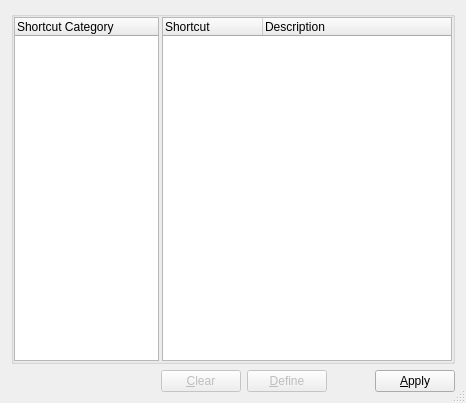
First picture: the form in muse2/muse/widgets/shortcutconfigbase.ui, repository emrum/muse, before the edit.
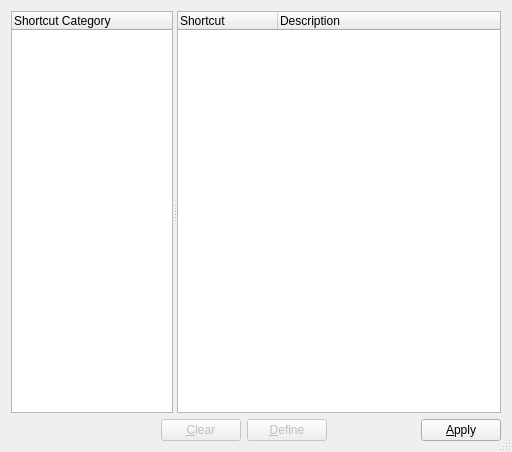
Second picture: the form after the edit.

Diff of the .ui file:
```diff
--- a/muse2/muse/widgets/shortcutconfigbase.ui
+++ b/muse2/muse/widgets/shortcutconfigbase.ui
@@ -6,8 +6,8 @@
    <rect>
     <x>0</x>
     <y>0</y>
-    <width>466</width>
-    <height>403</height>
+    <width>512</width>
+    <height>452</height>
    </rect>
   </property>
   <property name="windowTitle">
@@ -16,20 +16,21 @@
   <property name="sizeGripEnabled">
    <bool>true</bool>
   </property>
-  <layout class="QVBoxLayout">
+  <layout class="QVBoxLayout" name="verticalLayout">
    <item>
-    <widget class="QGroupBox" name="groupBox3">
-     <property name="title">
-      <string/>
+    <widget class="QSplitter" name="splitter">
+     <property name="sizePolicy">
+      <sizepolicy hsizetype="Expanding" vsizetype="Expanding">
+       <horstretch>0</horstretch>
+       <verstretch>0</verstretch>
+      </sizepolicy>
      </property>
-     <layout class="QHBoxLayout">
-      <property name="spacing">
-       <number>3</number>
-      </property>
-      <property name="margin">
-       <number>0</number>
-      </property>
-      <item>
+     <property name="orientation">
+      <enum>Qt::Horizontal</enum>
+     </property>
+     <property name="childrenCollapsible">
+      <bool>false</bool>
+     </property>
        <widget class="QTreeWidget" name="cgListView">
         <property name="sizePolicy">
          <sizepolicy hsizetype="Minimum" vsizetype="Expanding">
@@ -49,8 +50,6 @@
          </property>
         </column>
        </widget>
-      </item>
-      <item>
        <widget class="QTreeWidget" name="scListView">
         <property name="sizePolicy">
          <sizepolicy hsizetype="Preferred" vsizetype="Expanding">
@@ -75,8 +74,6 @@
          </property>
         </column>
        </widget>
-      </item>
-     </layout>
     </widget>
    </item>
    <item>
```
Lines whose indentation alone changed are shown as unchanged.
